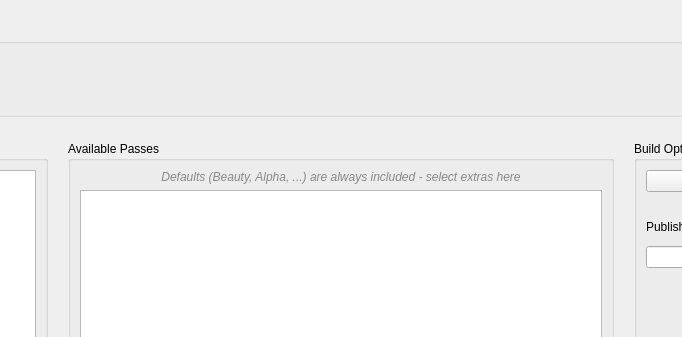
Above: resources/ui/tabs/pass_builder.ui from cpt-cabbage/luma_tools before the change; both pictures show x 522 to 1204 and y 0 to 337 of the 1400 by 850 pixel window. Below: the same form after it.
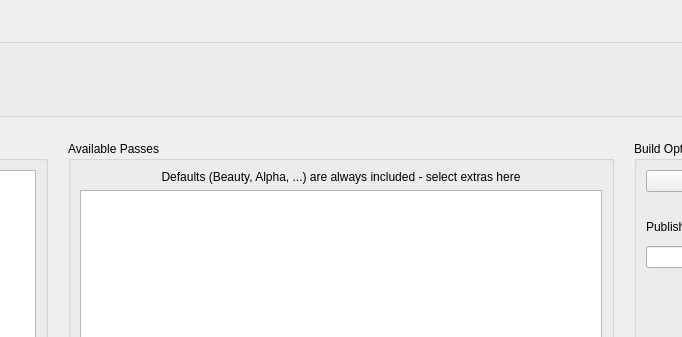
That is the form after the change.

What changed in the file:
```diff
--- a/resources/ui/tabs/pass_builder.ui
+++ b/resources/ui/tabs/pass_builder.ui
@@ -163,9 +163,6 @@
           <property name="alignment">
            <set>Qt::AlignCenter</set>
           </property>
-          <property name="styleSheet">
-           <string>color: #888888; font-style: italic; font-size: 9pt;</string>
-          </property>
          </widget>
         </item>
         <item>
```
Left out of the diff: 9 changed lines with no effect on the pictures.
